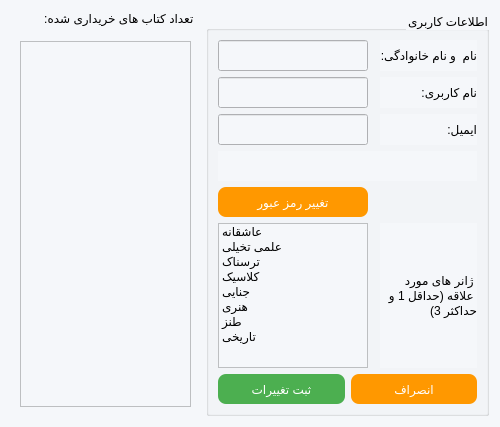
Old version of the form userprofilepage.ui in the repository mozali1386-alt/Ketab_e_Man.
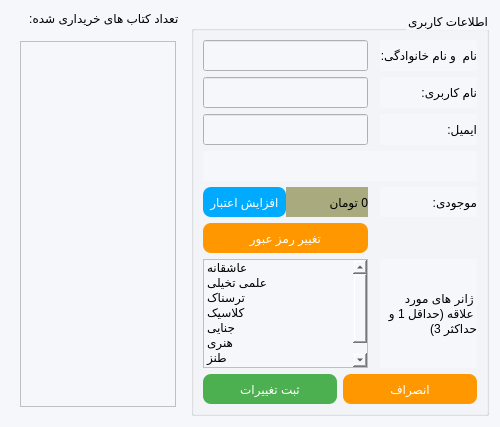
New version of the form. The open tabs and pages were chosen to show the change.

Commit message: Add wallet button to the app

What changed in the file:
```diff
--- a/userprofilepage.ui
+++ b/userprofilepage.ui
@@ -16,7 +16,7 @@
   <property name="styleSheet">
    <string notr="true">background-color: rgb(245, 247, 250);</string>
   </property>
-  <layout class="QHBoxLayout" name="horizontalLayout" stretch="2,3">
+  <layout class="QHBoxLayout" name="horizontalLayout" stretch="2,0">
    <item>
     <layout class="QGridLayout" name="gridLayout_3">
      <item row="0" column="2">
@@ -70,8 +70,8 @@
              <rect>
               <x>0</x>
               <y>0</y>
-              <width>178</width>
-              <height>383</height>
+              <width>86</width>
+              <height>16</height>
              </rect>
             </property>
             <layout class="QVBoxLayout" name="verticalLayout_3"/>
@@ -103,16 +103,6 @@
       <set>Qt::AlignmentFlag::AlignRight|Qt::AlignmentFlag::AlignTrailing|Qt::AlignmentFlag::AlignVCenter</set>
      </property>
      <layout class="QGridLayout" name="gridLayout">
-      <item row="6" column="2">
-       <widget class="QLabel" name="label_7">
-        <property name="text">
-         <string>ژانر های مورد علاقه (حداقل 1 و حداکثر 3)</string>
-        </property>
-        <property name="wordWrap">
-         <bool>true</bool>
-        </property>
-       </widget>
-      </item>
       <item row="2" column="2">
        <widget class="QLabel" name="label_5">
         <property name="text">
@@ -123,81 +113,27 @@
         </property>
        </widget>
       </item>
-      <item row="7" column="0" colspan="3">
-       <layout class="QHBoxLayout" name="horizontalLayout_2">
-        <item>
-         <widget class="QPushButton" name="pushButton_sabt">
-          <property name="minimumSize">
-           <size>
-            <width>0</width>
-            <height>30</height>
-           </size>
-          </property>
-          <property name="styleSheet">
-           <string notr="true">QPushButton {
-    background-color: #4CAF50;
-    color: white;
-    border-radius: 8px;
-}</string>
-          </property>
-          <property name="text">
-           <string>ثبت تغییرات</string>
-          </property>
-         </widget>
-        </item>
-        <item>
-         <widget class="QPushButton" name="pushButton_enseraf">
-          <property name="minimumSize">
-           <size>
-            <width>0</width>
-            <height>30</height>
-           </size>
-          </property>
-          <property name="styleSheet">
-           <string notr="true">QPushButton{
+      <item row="5" column="0">
+       <widget class="QPushButton" name="pushButton_editpassword">
+        <property name="minimumSize">
+         <size>
+          <width>0</width>
+          <height>30</height>
+         </size>
+        </property>
+        <property name="styleSheet">
+         <string notr="true">QPushButton{
 background-color: #FF9800;
 color: white;
 border-radius: 8px;
 }</string>
-          </property>
-          <property name="text">
-           <string>انصراف</string>
-          </property>
-         </widget>
-        </item>
-       </layout>
-      </item>
-      <item row="2" column="0">
-       <widget class="QLineEdit" name="lineEdit_Email">
-        <property name="minimumSize">
-         <size>
-          <width>0</width>
-          <height>31</height>
-         </size>
         </property>
-       </widget>
-      </item>
-      <item row="1" column="0">
-       <widget class="QLineEdit" name="lineEdit_username">
-        <property name="minimumSize">
-         <size>
-          <width>0</width>
-          <height>31</height>
-         </size>
-        </property>
-        <property name="readOnly">
-         <bool>true</bool>
-        </property>
-       </widget>
-      </item>
-      <item row="0" column="2">
-       <widget class="QLabel" name="label_2">
         <property name="text">
-         <string>نام  و نام خانوادگی:</string>
+         <string>تغییر رمز عبور</string>
         </property>
        </widget>
       </item>
-      <item row="6" column="0">
+      <item row="7" column="0">
        <widget class="QListWidget" name="listWidget">
         <item>
          <property name="text">
@@ -265,46 +201,6 @@
         </item>
        </widget>
       </item>
-      <item row="0" column="0">
-       <widget class="QLineEdit" name="lineEdit_name">
-        <property name="minimumSize">
-         <size>
-          <width>0</width>
-          <height>31</height>
-         </size>
-        </property>
-        <property name="text">
-         <string/>
-        </property>
-       </widget>
-      </item>
-      <item row="4" column="0">
-       <widget class="QPushButton" name="pushButton_editpassword">
-        <property name="minimumSize">
-         <size>
-          <width>0</width>
-          <height>30</height>
-         </size>
-        </property>
-        <property name="styleSheet">
-         <string notr="true">QPushButton{
-background-color: #FF9800;
-color: white;
-border-radius: 8px;
-}</string>
-        </property>
-        <property name="text">
-         <string>تغییر رمز عبور</string>
-        </property>
-       </widget>
-      </item>
-      <item row="1" column="2">
-       <widget class="QLabel" name="label">
-        <property name="text">
-         <string>نام کاربری:</string>
-        </property>
-       </widget>
-      </item>
       <item row="3" column="0" colspan="3">
        <widget class="QLabel" name="label_errorEmail">
         <property name="minimumSize">
@@ -321,6 +217,155 @@
         </property>
        </widget>
       </item>
+      <item row="0" column="2">
+       <widget class="QLabel" name="label_2">
+        <property name="text">
+         <string>نام  و نام خانوادگی:</string>
+        </property>
+       </widget>
+      </item>
+      <item row="1" column="2">
+       <widget class="QLabel" name="label">
+        <property name="text">
+         <string>نام کاربری:</string>
+        </property>
+       </widget>
+      </item>
+      <item row="7" column="2">
+       <widget class="QLabel" name="label_7">
+        <property name="text">
+         <string>ژانر های مورد علاقه (حداقل 1 و حداکثر 3)</string>
+        </property>
+        <property name="wordWrap">
+         <bool>true</bool>
+        </property>
+       </widget>
+      </item>
+      <item row="2" column="0">
+       <widget class="QLineEdit" name="lineEdit_Email">
+        <property name="minimumSize">
+         <size>
+          <width>0</width>
+          <height>31</height>
+         </size>
+        </property>
+       </widget>
+      </item>
+      <item row="1" column="0">
+       <widget class="QLineEdit" name="lineEdit_username">
+        <property name="minimumSize">
+         <size>
+          <width>0</width>
+          <height>31</height>
+         </size>
+        </property>
+        <property name="readOnly">
+         <bool>true</bool>
+        </property>
+       </widget>
+      </item>
+      <item row="0" column="0">
+       <widget class="QLineEdit" name="lineEdit_name">
+        <property name="minimumSize">
+         <size>
+          <width>0</width>
+          <height>31</height>
+         </size>
+        </property>
+        <property name="text">
+         <string/>
+        </property>
+       </widget>
+      </item>
+      <item row="8" column="0" colspan="3">
+       <layout class="QHBoxLayout" name="horizontalLayout_2">
+        <item>
+         <widget class="QPushButton" name="pushButton_sabt">
+          <property name="minimumSize">
+           <size>
+            <width>0</width>
+            <height>30</height>
+           </size>
+          </property>
+          <property name="styleSheet">
+           <string notr="true">QPushButton {
+    background-color: #4CAF50;
+    color: white;
+    border-radius: 8px;
+}</string>
+          </property>
+          <property name="text">
+           <string>ثبت تغییرات</string>
+          </property>
+         </widget>
+        </item>
+        <item>
+         <widget class="QPushButton" name="pushButton_enseraf">
+          <property name="minimumSize">
+           <size>
+            <width>0</width>
+            <height>30</height>
+           </size>
+          </property>
+          <property name="styleSheet">
+           <string notr="true">QPushButton{
+background-color: #FF9800;
+color: white;
+border-radius: 8px;
+}</string>
+          </property>
+          <property name="text">
+           <string>انصراف</string>
+          </property>
+         </widget>
+        </item>
+       </layout>
+      </item>
+      <item row="4" column="2">
+       <widget class="QLabel" name="label_6">
+        <property name="text">
+         <string>موجودی:</string>
+        </property>
+       </widget>
+      </item>
+      <item row="4" column="0">
+       <layout class="QHBoxLayout" name="horizontalLayout_3">
+        <property name="spacing">
+         <number>0</number>
+        </property>
+        <item>
+         <widget class="QPushButton" name="pushButton_topUpbalance">
+          <property name="minimumSize">
+           <size>
+            <width>0</width>
+            <height>30</height>
+           </size>
+          </property>
+          <property name="styleSheet">
+           <string notr="true">QPushButton {
+   
+	background-color: rgb(0, 170, 255);
+    color: white;
+    border-radius: 8px;
+}</string>
+          </property>
+          <property name="text">
+           <string>افزایش اعتبار</string>
+          </property>
+         </widget>
+        </item>
+        <item>
+         <widget class="QLabel" name="label_balance">
+          <property name="styleSheet">
+           <string notr="true">background-color: rgb(170, 170, 127);</string>
+          </property>
+          <property name="text">
+           <string>0 تومان</string>
+          </property>
+         </widget>
+        </item>
+       </layout>
+      </item>
      </layout>
     </widget>
    </item>
```
The commit also changes 1 other file.
